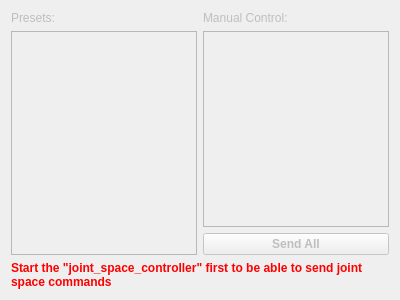
First picture: the form in moma_tools/rqt_position_setpoint/resource/position_setpoint.ui, repository ethz-asl/moma, before the edit.
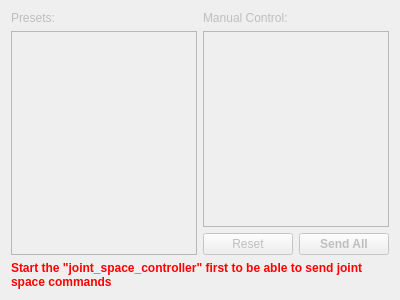
Second picture: the form after the edit.

Commit message:
Add real-time position tracking to sliders
Refactor code to use decorators for slider updates

```diff
--- a/moma_tools/rqt_position_setpoint/resource/position_setpoint.ui
+++ b/moma_tools/rqt_position_setpoint/resource/position_setpoint.ui
@@ -81,6 +81,18 @@
         </widget>
        </item>
        <item>
+        <layout class="QHBoxLayout" name="horizontalLayout_2">
+         <item>
+          <widget class="QPushButton" name="reset">
+           <property name="enabled">
+            <bool>false</bool>
+           </property>
+           <property name="text">
+            <string>Reset</string>
+           </property>
+          </widget>
+         </item>
+         <item>
         <widget class="QPushButton" name="send_all">
          <property name="font">
           <font>
@@ -92,6 +104,8 @@
           <string>Send All</string>
          </property>
         </widget>
+         </item>
+        </layout>
        </item>
       </layout>
      </item>
```
Lines whose indentation alone changed are shown as unchanged. The commit also changes 1 other file.
